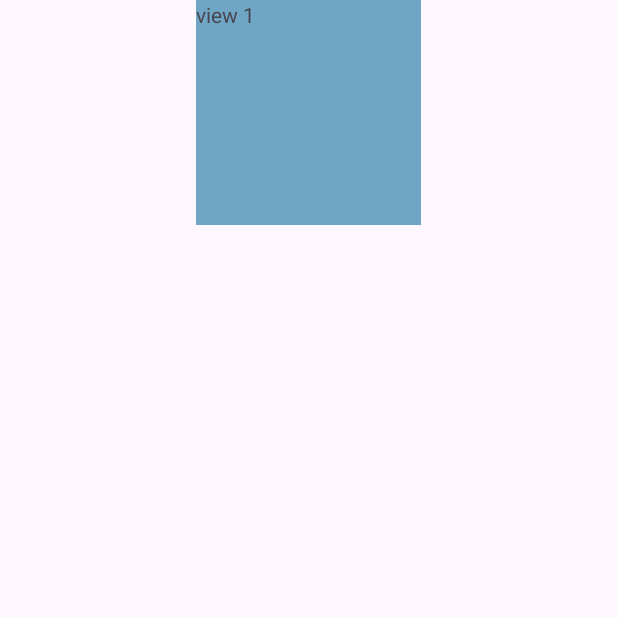
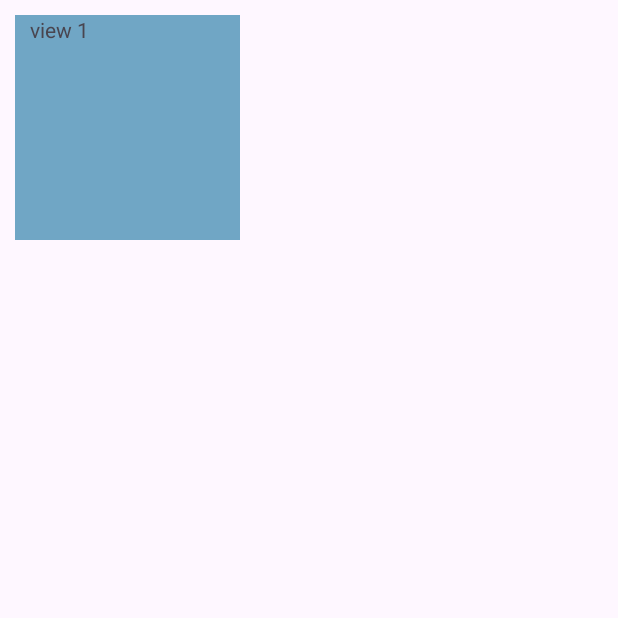
Before and after one commit to kynguyen93/Helloword08012024, an Android app: the screen it shows after launch (MainActivity), on a phone screen of 412 x 824 dp, the top half of it. Run offline under Robolectric (Android 15) with nearby library versions, the phone set to English and light mode, and no system bars.

Commit message:
thuoc tinh lam bai tap

```diff
--- a/app/src/main/res/layout/activity_main.xml
+++ b/app/src/main/res/layout/activity_main.xml
@@ -8,9 +8,11 @@
     tools:context=".MainActivity">
 
     <TextView
+        android:paddingStart="10dp"
+        android:layout_marginTop="10dp"
+        android:layout_marginStart="10dp"
         android:layout_width="150dp"
         android:layout_height="150dp"
-        android:layout_gravity="center"
         android:background="#70A6C5"
         android:text="view 1" />
 
```
